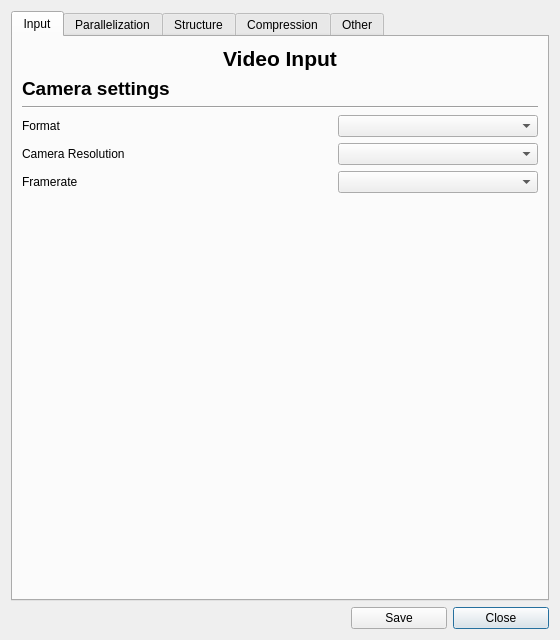
Before: the Qt Designer form ui/videosettings.ui in ultravideo/uvgComm, drawn with Qt 5.
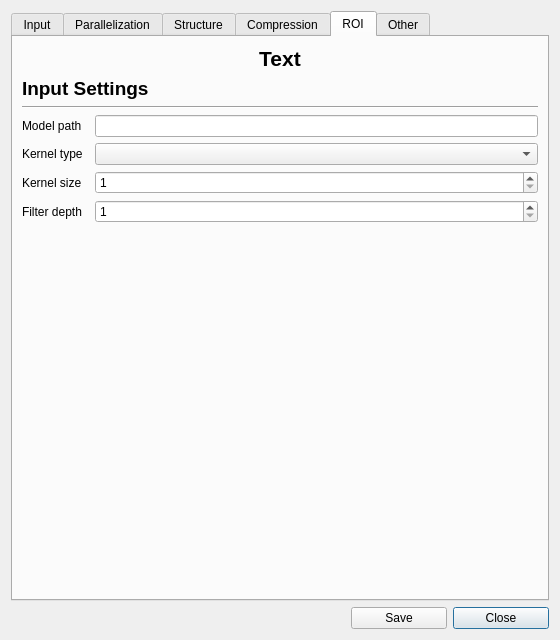
After: the same form once the commit is applied. The open tabs and pages were chosen to show the change.

Patch:
```diff
--- a/ui/videosettings.ui
+++ b/ui/videosettings.ui
@@ -1335,6 +1335,114 @@
        </item>
       </layout>
      </widget>
+     <widget class="QWidget" name="RoiTab">
+      <attribute name="title">
+       <string>ROI</string>
+      </attribute>
+      <layout class="QGridLayout" name="gridLayout_7">
+       <item row="3" column="2">
+        <widget class="QLineEdit" name="model_path">
+         <property name="text">
+          <string/>
+         </property>
+        </widget>
+       </item>
+       <item row="7" column="0" colspan="3">
+        <spacer name="verticalSpacer_7">
+         <property name="orientation">
+          <enum>Qt::Vertical</enum>
+         </property>
+         <property name="sizeHint" stdset="0">
+          <size>
+           <width>20</width>
+           <height>40</height>
+          </size>
+         </property>
+        </spacer>
+       </item>
+       <item row="1" column="0" colspan="3">
+        <widget class="QLabel" name="Input_1">
+         <property name="font">
+          <font>
+           <pointsize>14</pointsize>
+           <bold>true</bold>
+          </font>
+         </property>
+         <property name="text">
+          <string>Input Settings</string>
+         </property>
+        </widget>
+       </item>
+       <item row="0" column="0" colspan="3">
+        <widget class="QLabel" name="label_29">
+         <property name="font">
+          <font>
+           <pointsize>16</pointsize>
+           <bold>true</bold>
+          </font>
+         </property>
+         <property name="text">
+          <string>Text</string>
+         </property>
+         <property name="alignment">
+          <set>Qt::AlignCenter</set>
+         </property>
+        </widget>
+       </item>
+       <item row="2" column="0" colspan="3">
+        <widget class="Line" name="line_9">
+         <property name="orientation">
+          <enum>Qt::Horizontal</enum>
+         </property>
+        </widget>
+       </item>
+       <item row="4" column="0">
+        <widget class="QLabel" name="label_30">
+         <property name="text">
+          <string>Kernel type</string>
+         </property>
+        </widget>
+       </item>
+       <item row="3" column="0">
+        <widget class="QLabel" name="model_label">
+         <property name="text">
+          <string>Model path</string>
+         </property>
+        </widget>
+       </item>
+       <item row="4" column="2">
+        <widget class="QComboBox" name="kernel_type"/>
+       </item>
+       <item row="5" column="0">
+        <widget class="QLabel" name="label_31">
+         <property name="text">
+          <string>Kernel size</string>
+         </property>
+        </widget>
+       </item>
+       <item row="5" column="2">
+        <widget class="QSpinBox" name="kernel_size">
+         <property name="minimum">
+          <number>1</number>
+         </property>
+        </widget>
+       </item>
+       <item row="6" column="0">
+        <widget class="QLabel" name="label_32">
+         <property name="text">
+          <string>Filter depth</string>
+         </property>
+        </widget>
+       </item>
+       <item row="6" column="2">
+        <widget class="QSpinBox" name="filter_depth">
+         <property name="minimum">
+          <number>1</number>
+         </property>
+        </widget>
+       </item>
+      </layout>
+     </widget>
      <widget class="QWidget" name="other">
       <attribute name="title">
        <string>Other</string>
```
